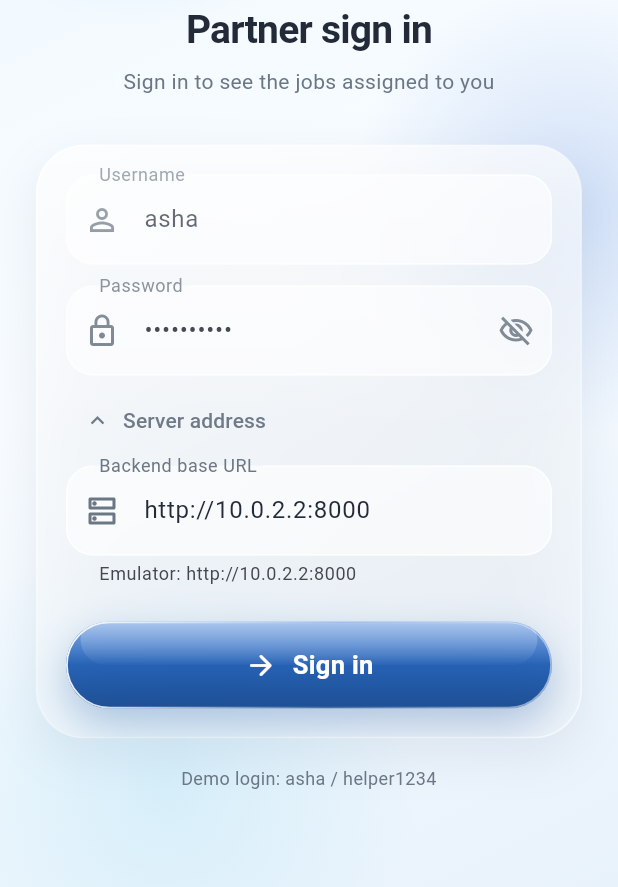
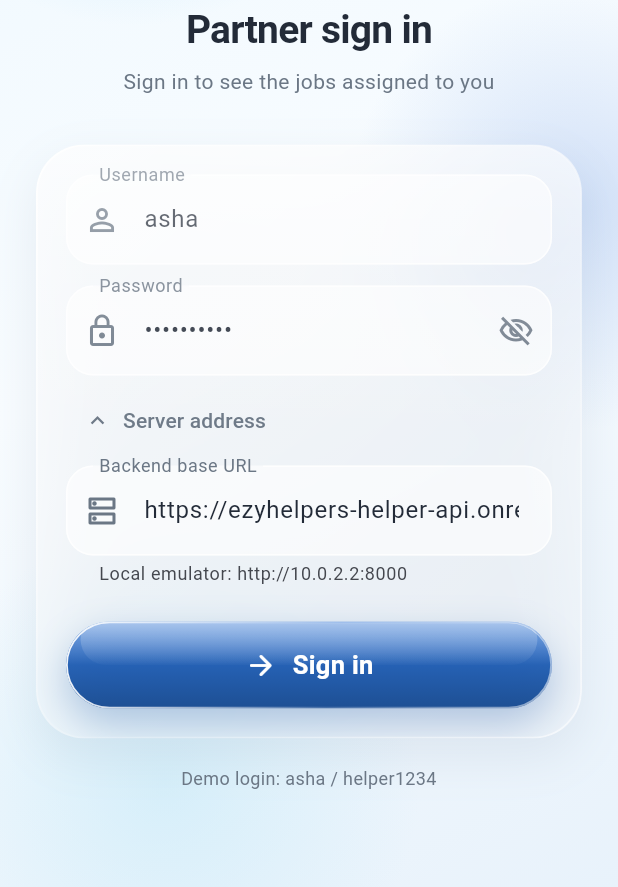
Before and after one commit to naveenraj0509/ezyhelpers-helper-partner, a Flutter app: the screen it shows after launch, after a tap on "Server address", on a phone screen of 412 x 824 dp, the part 349-1236 px from its top. Run offline on Flutter 3.47's test engine with Material 3 defaults, Android fonts, the phone set to English and light mode, and no system bars; our stand-ins replace firebase_analytics, firebase_core, shared_preferences; accounts and stored records are empty; network calls fail.

Commit message:
Point the app at the hosted backend and allow for free-tier cold starts
Default server address is now the Render deployment; the request timeout
goes from 15s to 60s because the free instance takes 30-60s to wake.

Co-Authored-By: Claude Sonnet 5.5 <noreply@anthropic.com>

```diff
--- a/mobile/lib/core/api_client.dart
+++ b/mobile/lib/core/api_client.dart
@@ -31,7 +31,8 @@ class ApiClient {
       : _baseUrl = normalizeBaseUrl(baseUrl),
         _httpClient = httpClient ?? http.Client();
 
-  static const Duration _timeout = Duration(seconds: 15);
+  // Generous because the free-tier host sleeps when idle and takes ~30-60s to wake.
+  static const Duration _timeout = Duration(seconds: 60);
 
   final http.Client _httpClient;
   String _baseUrl;
--- a/mobile/lib/core/session_store.dart
+++ b/mobile/lib/core/session_store.dart
@@ -10,8 +10,9 @@ class SessionStore {
   static const _helperNameKey = 'helper_full_name';
   static const _baseUrlKey = 'base_url';
 
-  /// The Android emulator reaches the host machine's localhost on 10.0.2.2.
-  static const defaultBaseUrl = 'http://10.0.2.2:8000';
+  /// Hosted demo backend (Render free tier). For a local server use
+  /// http://10.0.2.2:8000 on the emulator, or your machine's LAN IP on a phone.
+  static const defaultBaseUrl = 'https://ezyhelpers-helper-api.onrender.com';
 
   Future<String?> readToken() async {
     final prefs = await SharedPreferences.getInstance();
--- a/mobile/lib/screens/login_screen.dart
+++ b/mobile/lib/screens/login_screen.dart
@@ -144,7 +144,7 @@ class _LoginScreenState extends State<LoginScreen> {
                                       autocorrect: false,
                                       decoration: const InputDecoration(
                                         labelText: 'Backend base URL',
-                                        helperText: 'Emulator: http://10.0.2.2:8000',
+                                        helperText: 'Local emulator: http://10.0.2.2:8000',
                                         prefixIcon: Icon(Icons.dns_outlined),
                                       ),
                                       validator: (value) => (value == null || value.trim().isEmpty)
```
